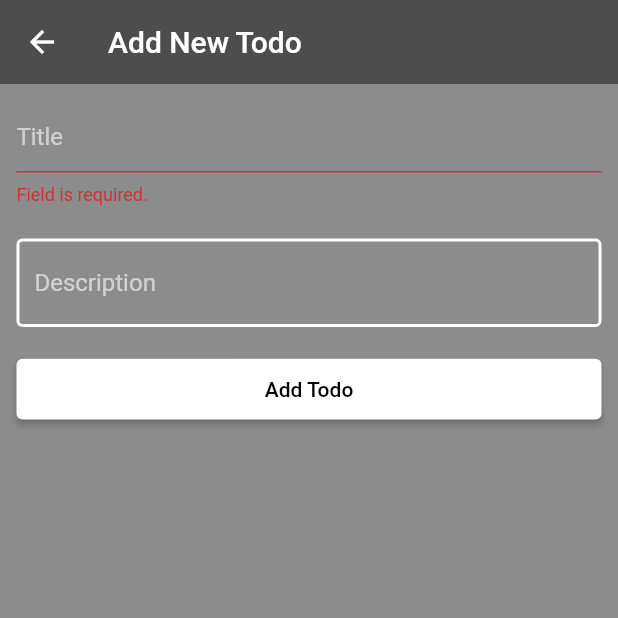
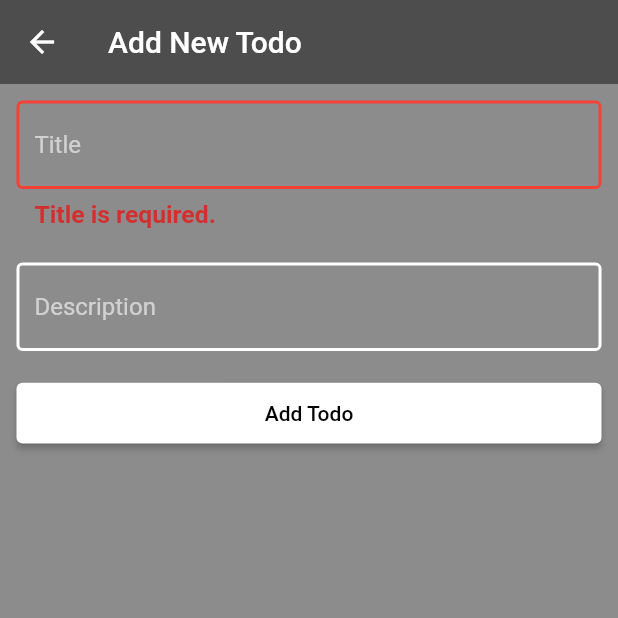
Before and after one commit to yagizdo/todo_app_airtable, a Flutter app: the AddTodoView screen opened directly, after a tap on "Add Todo", on a phone screen of 412 x 824 dp, the top half of it. Run offline on Flutter 3.47's test engine with Material 2 defaults, Android fonts, the phone set to English and light mode, and no system bars; our stand-ins replace bloc, dio, flutter_bloc, flutter_dotenv, flutter_screenutil; network calls fail.

```diff
--- a/lib/view/add_todo_view.dart
+++ b/lib/view/add_todo_view.dart
@@ -54,17 +54,22 @@ class _AddTodoViewState extends State<AddTodoView> {
                 controller: titleController,
                 validator: (value) {
                   if (value == null || value.isEmpty) {
-                    return 'Field is required.';
+                    return 'Title is required.';
                   }
                   return null;
                 },
-                decoration: const InputDecoration(
-                  focusedBorder: OutlineInputBorder(
+                decoration: InputDecoration(
+                  focusedBorder: const OutlineInputBorder(
                     borderSide: BorderSide(color: Colors.green, width: 2.0),
                   ),
-                  enabledBorder: OutlineInputBorder(
+                  enabledBorder: const OutlineInputBorder(
                     borderSide: BorderSide(color: Colors.white, width: 2.0),
                   ),
+                  errorBorder: const OutlineInputBorder(
+                    borderSide: BorderSide(color: Colors.red, width: 2.0),
+                  ),
+                  errorStyle:
+                      TextStyle(fontSize: 15.sp, fontWeight: FontWeight.bold),
                   hintText: 'Title',
                 ),
               ),
@@ -81,6 +86,9 @@ class _AddTodoViewState extends State<AddTodoView> {
                   ),
                   enabledBorder: OutlineInputBorder(
                     borderSide: BorderSide(color: Colors.white, width: 2.0),
+                  ),
+                  errorBorder: OutlineInputBorder(
+                    borderSide: BorderSide(color: Colors.red, width: 2.0),
                   ),
                   hintText: 'Description',
                 ),
```
